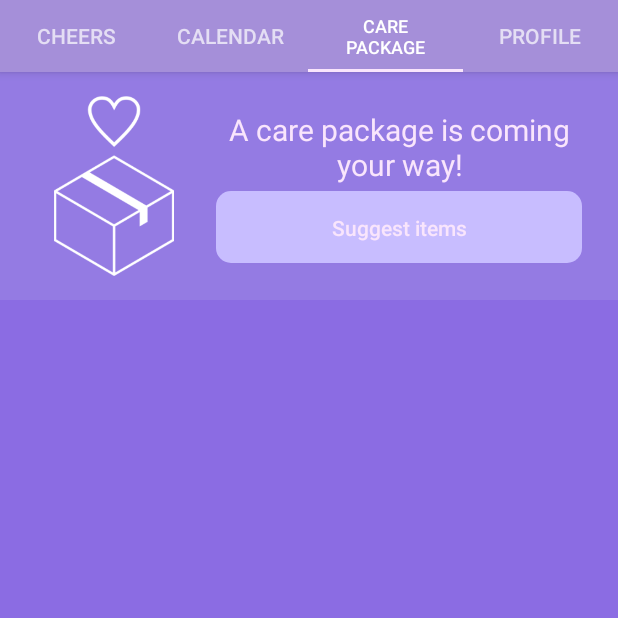
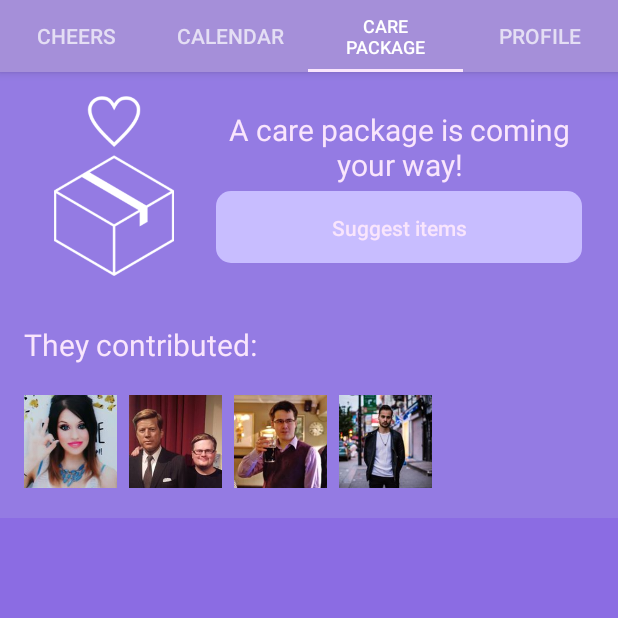
Before and after one commit to lsurvila/hack_cancer, an Android app: the CheersFragment screen opened directly, with no data from a screen before it, tab 3 chosen, on a phone screen of 412 x 824 dp, the top half of it. Run offline under Robolectric (Android 15) with nearby library versions, the phone set to English and light mode, and no system bars; libraries missing offline, so code that uses them is left out: rx.android.schedulers, rx.functions; 1 statement that could not run was skipped.

Commit message:
- they contributed section in packages

```diff
--- a/app/src/main/java/co/hackcancer/hackcancer/CheersAdapter.java
+++ b/app/src/main/java/co/hackcancer/hackcancer/CheersAdapter.java
@@ -14,9 +14,6 @@ import java.util.List;
 import co.hackcancer.hackcancer.network.ProfileImagesHolder;
 import co.hackcancer.hackcancer.network.response.Cheer;
 
-/**
- * Allows Fighter to see cheers from people and update status.
- */
 public class CheersAdapter extends RecyclerView.Adapter<RecyclerView.ViewHolder> {
 
     private static final int VIEW_TYPE_STATUS = 0;
--- a/app/src/main/res/layout/fragment_care_package.xml
+++ b/app/src/main/res/layout/fragment_care_package.xml
@@ -45,4 +45,58 @@
 
     </LinearLayout>
 
+    <LinearLayout
+        android:layout_width="match_parent"
+        android:layout_height="wrap_content"
+        android:background="@color/color_content"
+        android:padding="16dp"
+        android:orientation="vertical">
+
+        <TextView
+            android:layout_width="match_parent"
+            android:layout_height="wrap_content"
+            android:text="@string/they_contributed"
+            android:textSize="20sp"
+            android:paddingBottom="16dp"
+            android:textColor="@color/colorAccent"/>
+
+        <LinearLayout
+            android:layout_width="match_parent"
+            android:layout_height="wrap_content"
+            android:orientation="horizontal">
+
+            <ImageView
+                android:layout_width="@dimen/contributed_profile_pic_dim"
+                android:layout_height="@dimen/contributed_profile_pic_dim"
+                android:paddingRight="8dp"
+                android:src="@drawable/profilepic_chim" />
+
+            <ImageView
+                android:layout_width="@dimen/contributed_profile_pic_dim"
+                android:layout_height="@dimen/contributed_profile_pic_dim"
+                android:paddingRight="8dp"
+                android:src="@drawable/profilepic_chris" />
+
+            <ImageView
+                android:layout_width="@dimen/contributed_profile_pic_dim"
+                android:layout_height="@dimen/contributed_profile_pic_dim"
+                android:paddingRight="8dp"
+                android:src="@drawable/profilepic_joshua" />
+
+            <ImageView
+                android:layout_width="@dimen/contributed_profile_pic_dim"
+                android:layout_height="@dimen/contributed_profile_pic_dim"
+                android:paddingRight="8dp"
+                android:src="@drawable/profilepic_liudas" />
+
+            <ImageView
+                android:layout_width="@dimen/contributed_profile_pic_dim"
+                android:layout_height="@dimen/contributed_profile_pic_dim"
+                android:src="@drawable/profilepic_chris"
+                android:visibility="gone"/>
+
+        </LinearLayout>
+
+    </LinearLayout>
+
 </LinearLayout>
--- a/app/src/main/res/values/dimens.xml
+++ b/app/src/main/res/values/dimens.xml
@@ -8,4 +8,5 @@
     <dimen name="nav_header_vertical_spacing">16dp</dimen>
     <dimen name="nav_header_height">160dp</dimen>
     <dimen name="cheers_divider_height">40dp</dimen>
+    <dimen name="contributed_profile_pic_dim">70dp</dimen>
 </resources>
--- a/app/src/main/res/values/strings.xml
+++ b/app/src/main/res/values/strings.xml
@@ -22,5 +22,6 @@
     <string name="how_are_you">How are you feeling today?</string>
     <string name="package_is_coming">A care package is coming your way!</string>
     <string name="suggest_items">Suggest items</string>
+    <string name="they_contributed">They contributed:</string>
 
 </resources>
```
Also changed, not shown: app/src/main/java/co/hackcancer/hackcancer/CarePackageFragment.java (+1 -6 lines).
